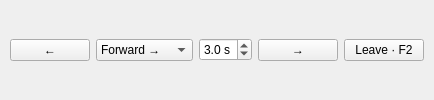
Old version of the form src/dtflow/ui/forms/gallery_slideshow.ui in the repository djebaz/dtflow.
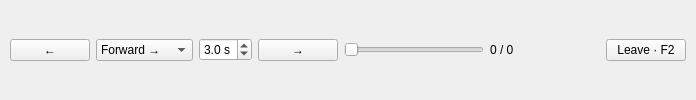
New version of the form.

Commit message:
Make slideshow immersive with idle-hidden controls and photo seeking
Hide the first header, float the pager over the picture, and auto-hide both overlays after inactivity. Scope F2 to the window and add release-to-seek photo scrubbing with wheel photo steps; retain rate-wheel controls elsewhere. No tests or renders run.

Patch:
```diff
--- a/src/dtflow/ui/forms/gallery_slideshow.ui
+++ b/src/dtflow/ui/forms/gallery_slideshow.ui
@@ -22,6 +22,15 @@
     <property name="toolTip"><string>Seconds per image · mouse wheel over controls to adjust</string></property>
    </widget></item>
    <item><widget class="QPushButton" name="slideshowNext"><property name="text"><string>→</string></property><property name="accessibleName"><string>Next image</string></property><property name="toolTip"><string>Next image · Right arrow</string></property></widget></item>
+   <item><widget class="QSlider" name="slideshowPosition">
+    <property name="orientation"><enum>Qt::Horizontal</enum></property>
+    <property name="minimum"><number>1</number></property><property name="maximum"><number>1</number></property>
+    <property name="minimumSize"><size><width>140</width><height>0</height></size></property>
+    <property name="tracking"><bool>false</bool></property>
+    <property name="accessibleName"><string>Slideshow photo number</string></property>
+    <property name="toolTip"><string>Seek to photo number in the current filtered sort; release to jump. Wheel moves one photo.</string></property>
+   </widget></item>
+   <item><widget class="QLabel" name="slideshowPositionLabel"><property name="text"><string>0 / 0</string></property><property name="minimumSize"><size><width>110</width><height>0</height></size></property></widget></item>
    <item><widget class="QPushButton" name="slideshowLeave"><property name="text"><string>Leave · F2</string></property><property name="accessibleName"><string>Leave slideshow</string></property></widget></item>
   </layout>
  </widget>
```
The commit also changes 7 other files.
